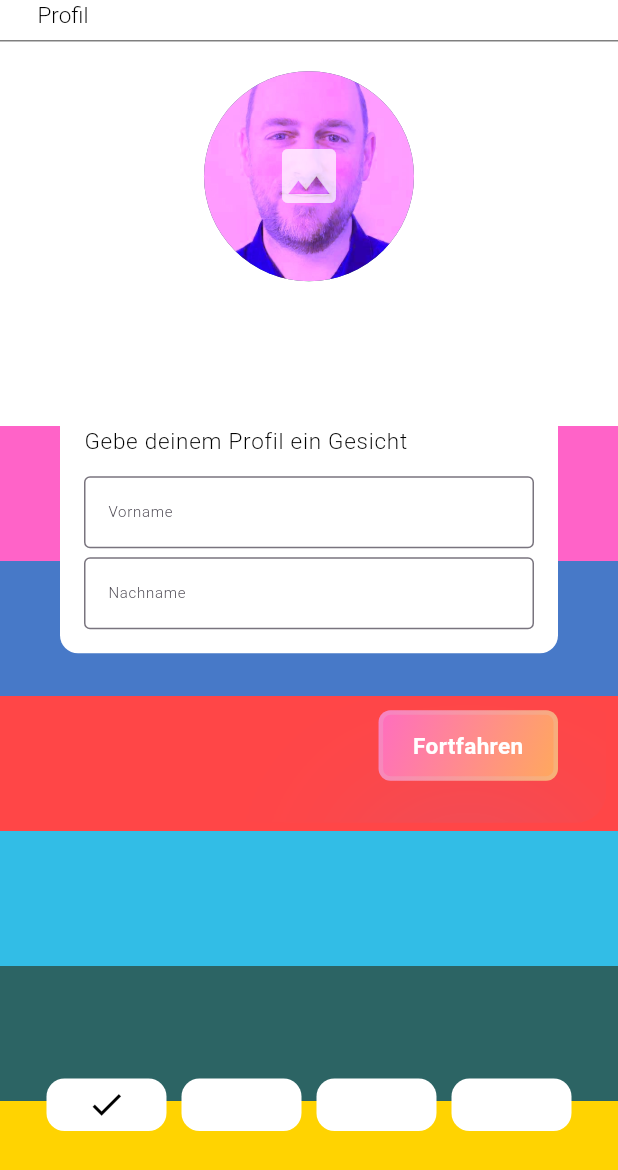
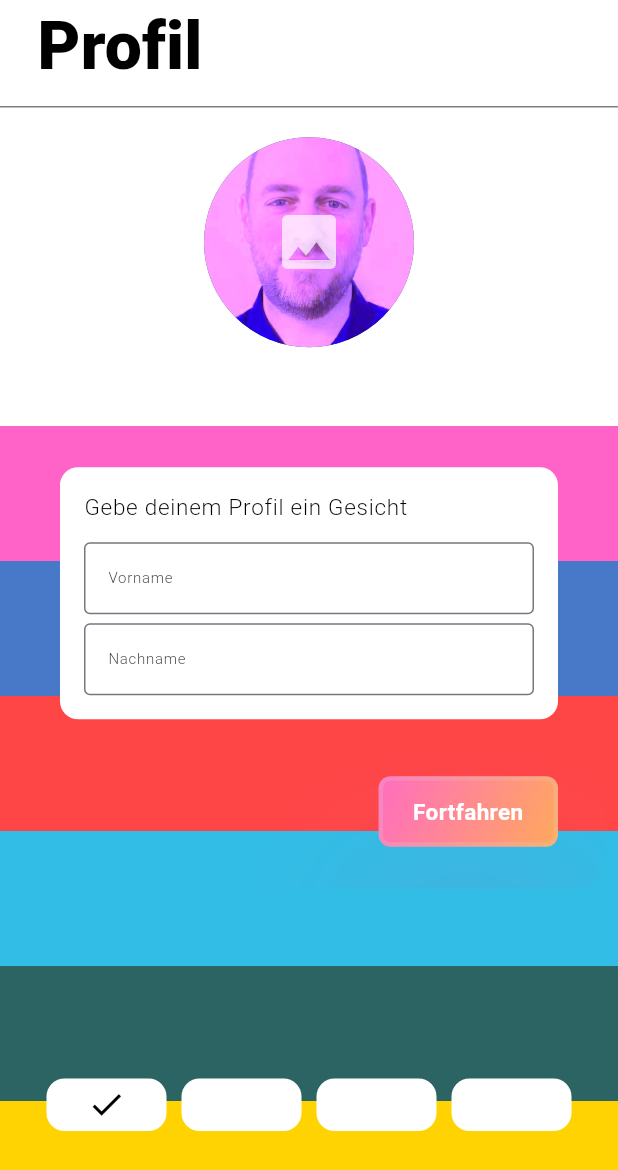
Before and after one commit to MikeBrockschmidt/famka_app, a Flutter app: the screen it shows after launch, after a tap on "Neu hier? Dann hier entlang", on a phone screen of 412 x 824 dp. Shown: the top 1170 px of the screen. Run offline on Flutter 3.47's test engine with Material 3 defaults, Android fonts, the phone set to English and light mode, and no system bars; our stand-ins replace firebase_core, sticky_headers; accounts and stored records are empty; Roboto replaces fonts that are missing (SFProDisplay, SFProDisplayHeavy).

Commit message:
headline größer

```diff
--- a/lib/src/common/headline_k.dart
+++ b/lib/src/common/headline_k.dart
@@ -21,7 +21,7 @@ class HeadlineK extends StatelessWidget {
               alignment: Alignment.centerLeft,
               child: Text(
                 screenHead,
-                style: Theme.of(context).textTheme.headlineLarge,
+                style: Theme.of(context).textTheme.labelLarge,
               ),
             ),
           ),
```
